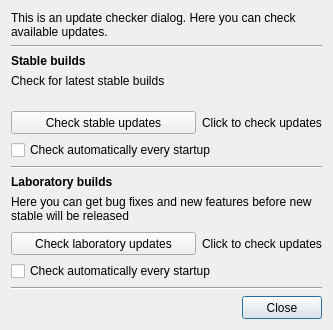
WohlSoft/Moondust-Project, file Editor/main_window/updater/check_updates.ui: the form before one commit.
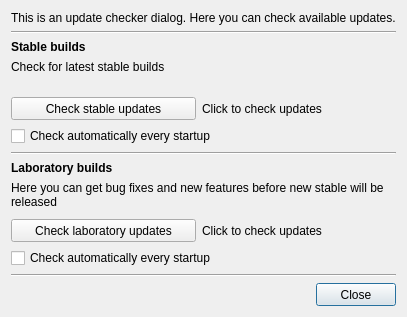
The form after the commit. Icons and pictures are not drawn.

Patch:
```diff
--- a/Editor/main_window/updater/check_updates.ui
+++ b/Editor/main_window/updater/check_updates.ui
@@ -6,10 +6,16 @@
    <rect>
     <x>0</x>
     <y>0</y>
-    <width>315</width>
+    <width>407</width>
     <height>317</height>
    </rect>
   </property>
+  <property name="minimumSize">
+   <size>
+    <width>407</width>
+    <height>317</height>
+   </size>
+  </property>
   <property name="windowTitle">
    <string>Check for updates</string>
   </property>
```
Left out of the diff: 6 changed lines with no effect on the pictures.
